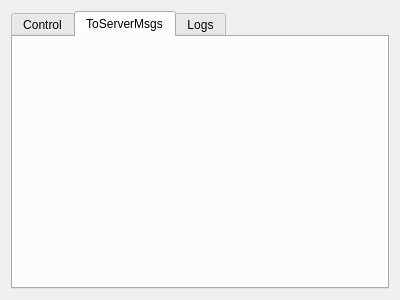
Old version of the form FunctionalClientTest/maindialog.ui in the repository ChowZenki/zpserver.
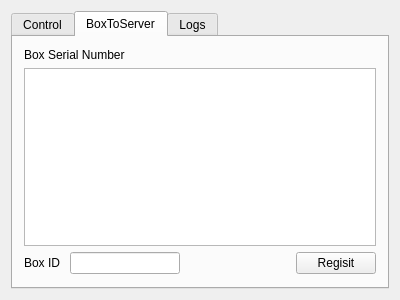
New version of the form. The open tabs and pages were chosen to show the change.

Commit message: Realize an method to trans server side msgs

Patch:
```diff
--- a/FunctionalClientTest/maindialog.ui
+++ b/FunctionalClientTest/maindialog.ui
@@ -89,8 +89,71 @@
      </widget>
      <widget class="QWidget" name="tab_svr">
       <attribute name="title">
-       <string>ToServerMsgs</string>
+       <string>BoxToServer</string>
       </attribute>
+      <layout class="QVBoxLayout" name="verticalLayout_4">
+       <item>
+        <widget class="QLabel" name="label">
+         <property name="text">
+          <string>Box Serial Number</string>
+         </property>
+        </widget>
+       </item>
+       <item>
+        <widget class="QPlainTextEdit" name="plainTextEdit_boxSerialNum"/>
+       </item>
+       <item>
+        <layout class="QHBoxLayout" name="horizontalLayout_3">
+         <item>
+          <widget class="QLabel" name="label_2">
+           <property name="text">
+            <string>Box ID </string>
+           </property>
+          </widget>
+         </item>
+         <item>
+          <widget class="QLineEdit" name="lineEdit_boxid">
+           <property name="readOnly">
+            <bool>true</bool>
+           </property>
+          </widget>
+         </item>
+         <item>
+          <spacer name="horizontalSpacer_2">
+           <property name="orientation">
+            <enum>Qt::Horizontal</enum>
+           </property>
+           <property name="sizeHint" stdset="0">
+            <size>
+             <width>40</width>
+             <height>20</height>
+            </size>
+           </property>
+          </spacer>
+         </item>
+         <item>
+          <widget class="QPushButton" name="pushButton_regisit">
+           <property name="text">
+            <string>Regisit</string>
+           </property>
+          </widget>
+         </item>
+        </layout>
+       </item>
+       <item>
+        <spacer name="verticalSpacer_2">
+         <property name="orientation">
+          <enum>Qt::Vertical</enum>
+         </property>
+         <property name="sizeHint" stdset="0">
+          <size>
+           <width>20</width>
+           <height>15</height>
+          </size>
+         </property>
+        </spacer>
+       </item>
+      </layout>
      </widget>
      <widget class="QWidget" name="tab_Message">
       <attribute name="title">
```
The commit also changes 2 other files.
